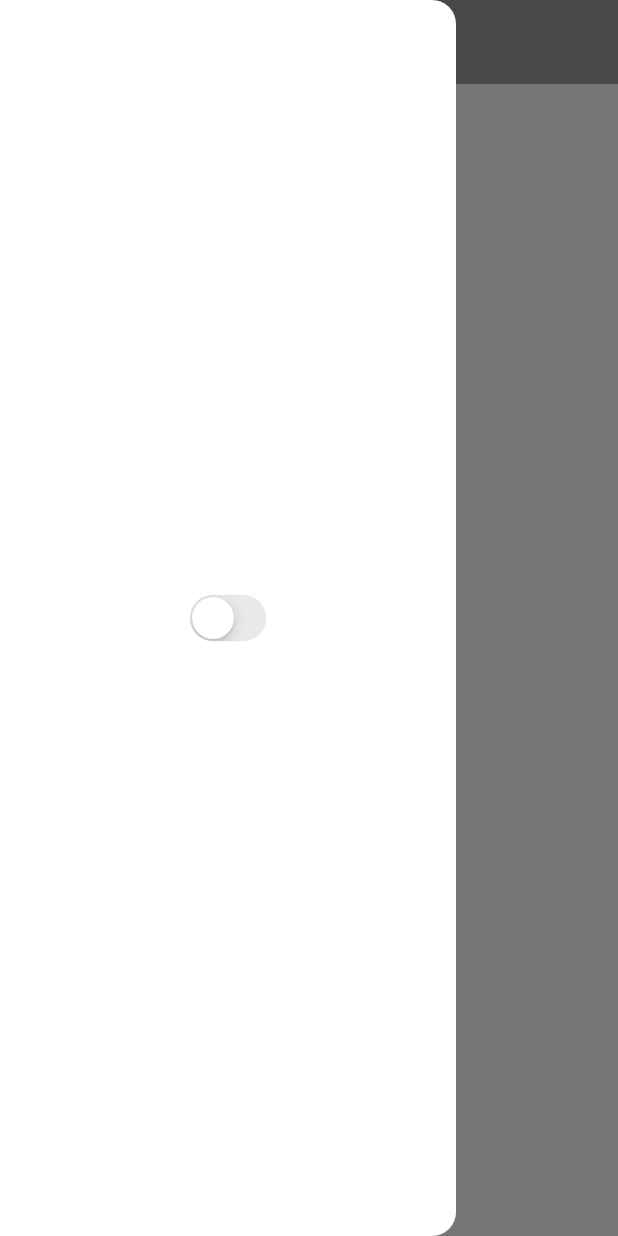
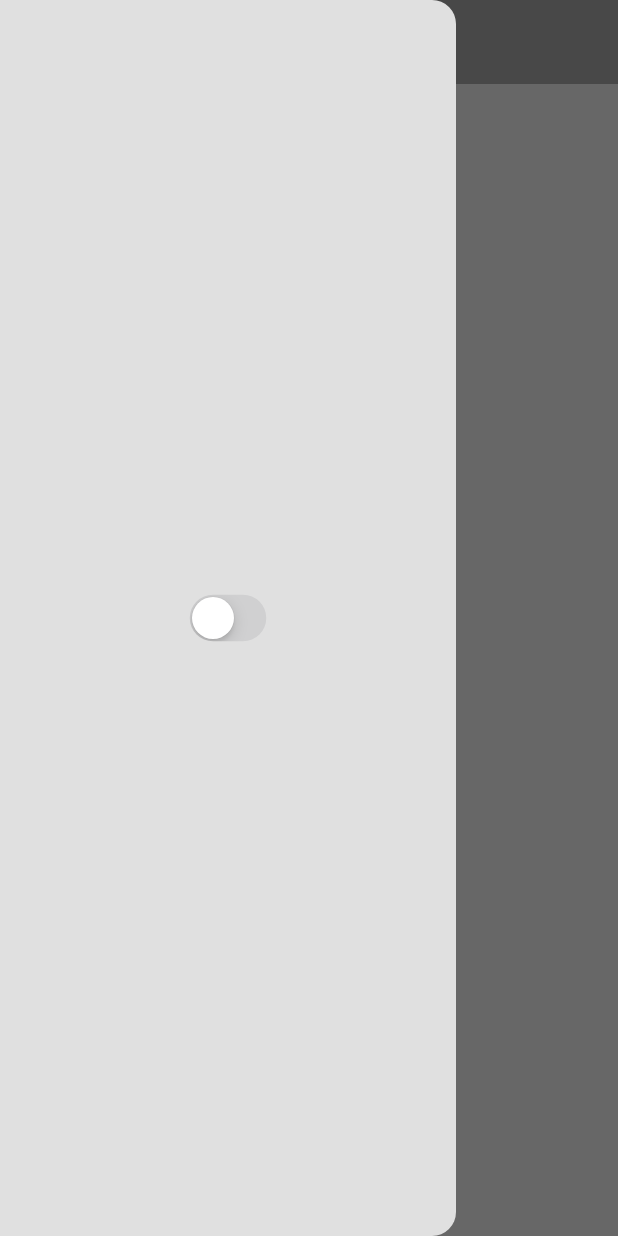
Before and after one commit to Junialdy/project-pemrograman-mobile, a Flutter app: the screen it shows after launch, with the side drawer open, on a phone screen of 412 x 824 dp. Run offline on Flutter 3.47's test engine with Material 3 defaults, Android fonts, the phone set to English and light mode, and no system bars; our stand-ins replace isar; accounts and stored records are empty; generated files the repository leaves out were written again.

```diff
--- /dev/null
+++ b/devtools_options.yaml
@@ -0,0 +1,3 @@
+description: This file stores settings for Dart & Flutter DevTools.
+documentation: https://docs.flutter.dev/tools/devtools/extensions#configure-extension-enablement-states
+extensions:
--- a/lib/pages/home_page.dart
+++ b/lib/pages/home_page.dart
@@ -31,8 +31,8 @@ class _HomePageState extends State<HomePage> {
           ),
         ),
       ),
-      body: Center(
-        child: const Text("THIS IS HOMEPAGE"),
+      body: const Center(
+        child: Text("THIS IS HOMEPAGE"),
       ),
     );
   }
--- a/lib/theme/dark_mode.dart
+++ b/lib/theme/dark_mode.dart
@@ -2,7 +2,7 @@ import 'package:flutter/material.dart';
 
 ThemeData DarkMode = ThemeData(
   colorScheme: ColorScheme.dark(
-    background: Colors.grey.shade900,
+    surface: Colors.grey.shade900,
     primary: Colors.grey.shade600,
     secondary: Colors.grey.shade700,
     // Remove tertiary if not supported
--- a/lib/theme/light_mode.dart
+++ b/lib/theme/light_mode.dart
@@ -2,7 +2,7 @@ import 'package:flutter/material.dart';
 
 ThemeData LightMode = ThemeData(
   colorScheme: ColorScheme.light(
-    background: Colors.grey.shade300,
+    surface: Colors.grey.shade300,
     primary: Colors.grey.shade500,
     secondary: Colors.grey.shade200,
     // Remove tertiary if not supported
```
Also changed, not shown: lib/database/habit_database.dart (+91 -0 lines), lib/main.dart (+9 -4 lines).
